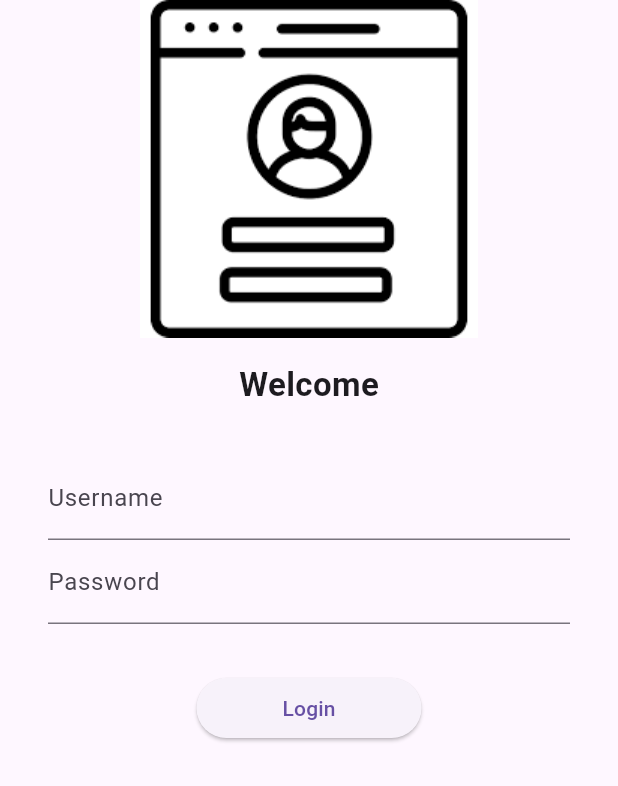
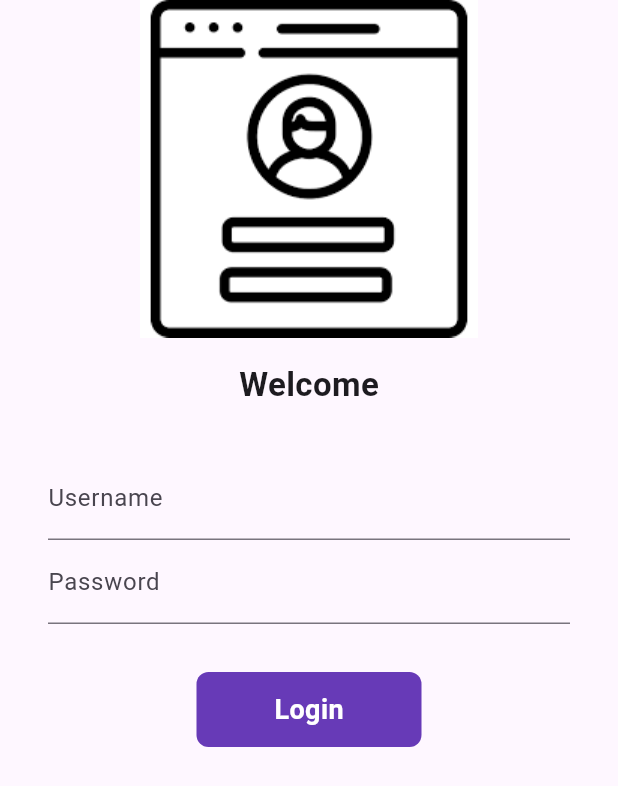
Before and after one commit to TS-YESWANTH/FlutterApp, a Flutter app: the screen it shows after launch, on a phone screen of 412 x 824 dp. Shown: the top 786 px of the screen. Run offline on Flutter 3.47's test engine with Material 3 defaults, Android fonts, the phone set to English and light mode, and no system bars.

Commit message:
Day 6 Completed

```diff
--- a/lib/main.dart
+++ b/lib/main.dart
@@ -13,7 +13,7 @@ class MyApp extends StatelessWidget {
     int days = 30;
     return MaterialApp(
       themeMode: ThemeMode.light, // Change themeMode to dark for a dark theme.
-      theme: ThemeData(primarySwatch: Colors.green), // Light theme
+      theme: ThemeData(primarySwatch: Colors.deepPurple), // Light theme
       darkTheme: ThemeData(
         primarySwatch: Colors.green, // Dark theme
         brightness: Brightness.dark,
--- a/lib/pages/login_page.dart
+++ b/lib/pages/login_page.dart
@@ -1,7 +1,15 @@
 import 'package:flutter/material.dart';
 import 'package:flutter_application_1/utils/routes.dart';
 
-class LoginPage extends StatelessWidget {
+class LoginPage extends StatefulWidget {
+  @override
+  State<LoginPage> createState() => _LoginPageState();
+}
+
+class _LoginPageState extends State<LoginPage> {
+  String name = "";
+  bool changeButton = false;
+
   @override
   Widget build(BuildContext context) {
     return Material(
@@ -13,9 +21,9 @@ class LoginPage extends StatelessWidget {
             fit: BoxFit.cover,
           ),
           const SizedBox(height: 16.0),
-          const Text(
-            "Welcome",
-            style: TextStyle(
+          Text(
+            "Welcome$name",
+            style: const TextStyle(
               fontSize: 22,
               fontWeight: FontWeight.bold,
             ),
@@ -29,6 +37,10 @@ class LoginPage extends StatelessWidget {
                 TextFormField(
                   decoration: const InputDecoration(
                       hintText: "Enter Username", labelText: "Username"),
+                  onChanged: (value) {
+                    name = ", " + value;
+                    setState(() {});
+                  },
                 ),
                 TextFormField(
                   obscureText: true,
@@ -39,13 +51,41 @@ class LoginPage extends StatelessWidget {
             ),
           ),
           const SizedBox(height: 16.0),
-          ElevatedButton(
-            style: TextButton.styleFrom(minimumSize: Size(150, 40)),
-            onPressed: () {
+          InkWell(
+            onTap: () async {
+              setState(() {
+                changeButton = true;
+              });
+              await Future.delayed(const Duration(seconds: 1));
               Navigator.pushNamed(context, MyRoutes.homeRoute);
             },
-            child: const Text("Login"),
+            child: AnimatedContainer(
+              duration: const Duration(seconds: 1),
+              width: changeButton ? 50 : 150,
+              height: 50,
+              alignment: Alignment.center,
+              decoration: BoxDecoration(
+                  color: Colors.deepPurple,
+                  borderRadius: BorderRadius.circular(changeButton ? 50 : 8)),
+              child: changeButton
+                  ? const Icon(
+                      Icons.done,
+                      color: Colors.white,
+                    )
+                  : const Text("Login",
+                      style: TextStyle(
+                          color: Colors.white,
+                          fontWeight: FontWeight.bold,
+                          fontSize: 18)),
+            ),
           )
+          // ElevatedButton(
+          //   style: TextButton.styleFrom(minimumSize: Size(150, 40)),
+          //   onPressed: () {
+          //     Navigator.pushNamed(context, MyRoutes.homeRoute);
+          //   },
+          //   child: const Text("Login"),
+          // )
         ],
       ),
     ));
```
Also changed, not shown: 1 other file.
